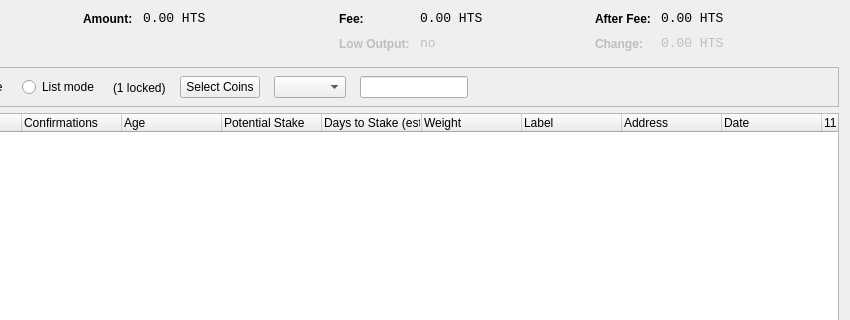
Before: the Qt Designer form src/qt/forms/coincontroldialog.ui in zero24x/glovecoin, drawn with Qt 5; both pictures show x 190 to 1040 and y 0 to 320 of the 1040 by 500 pixel window.
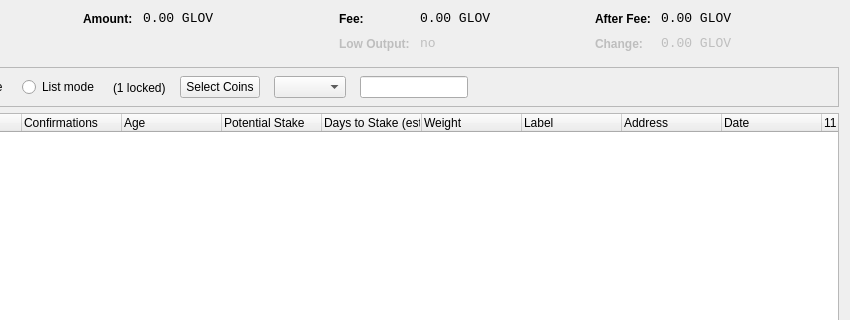
After: the same form once the commit is applied. Custom widgets are drawn as their Qt base class.

The edit to the form file:
```diff
--- a/src/qt/forms/coincontroldialog.ui
+++ b/src/qt/forms/coincontroldialog.ui
@@ -141,7 +141,7 @@
           <enum>Qt::ActionsContextMenu</enum>
          </property>
          <property name="text">
-          <string notr="true">0.00 HTS</string>
+          <string notr="true">0.00 GLOV</string>
          </property>
          <property name="textInteractionFlags">
           <set>Qt::LinksAccessibleByMouse|Qt::TextSelectableByKeyboard|Qt::TextSelectableByMouse</set>
@@ -189,7 +189,7 @@
           <enum>Qt::ActionsContextMenu</enum>
          </property>
          <property name="text">
-          <string notr="true">0.00 HTS</string>
+          <string notr="true">0.00 GLOV</string>
          </property>
          <property name="textInteractionFlags">
           <set>Qt::LinksAccessibleByMouse|Qt::TextSelectableByKeyboard|Qt::TextSelectableByMouse</set>
@@ -278,7 +278,7 @@
           <enum>Qt::ActionsContextMenu</enum>
          </property>
          <property name="text">
-          <string notr="true">0.00 HTS</string>
+          <string notr="true">0.00 GLOV</string>
          </property>
          <property name="textInteractionFlags">
           <set>Qt::LinksAccessibleByMouse|Qt::TextSelectableByKeyboard|Qt::TextSelectableByMouse</set>
@@ -316,7 +316,7 @@
           <enum>Qt::ActionsContextMenu</enum>
          </property>
          <property name="text">
-          <string notr="true">0.00 HTS</string>
+          <string notr="true">0.00 GLOV</string>
          </property>
          <property name="textInteractionFlags">
           <set>Qt::LinksAccessibleByMouse|Qt::TextSelectableByKeyboard|Qt::TextSelectableByMouse</set>
```
